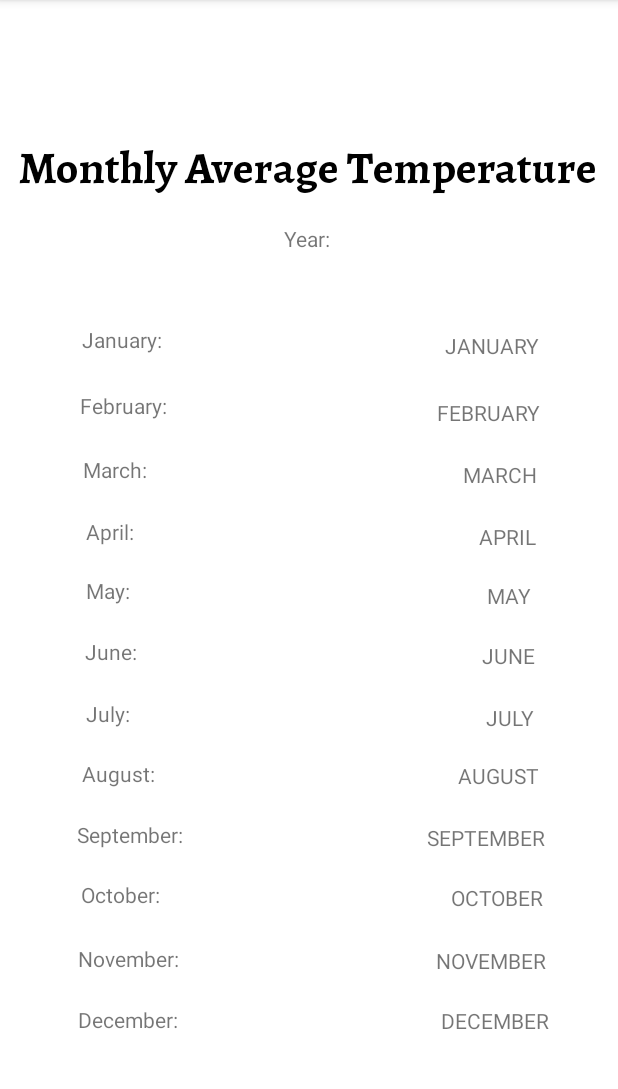
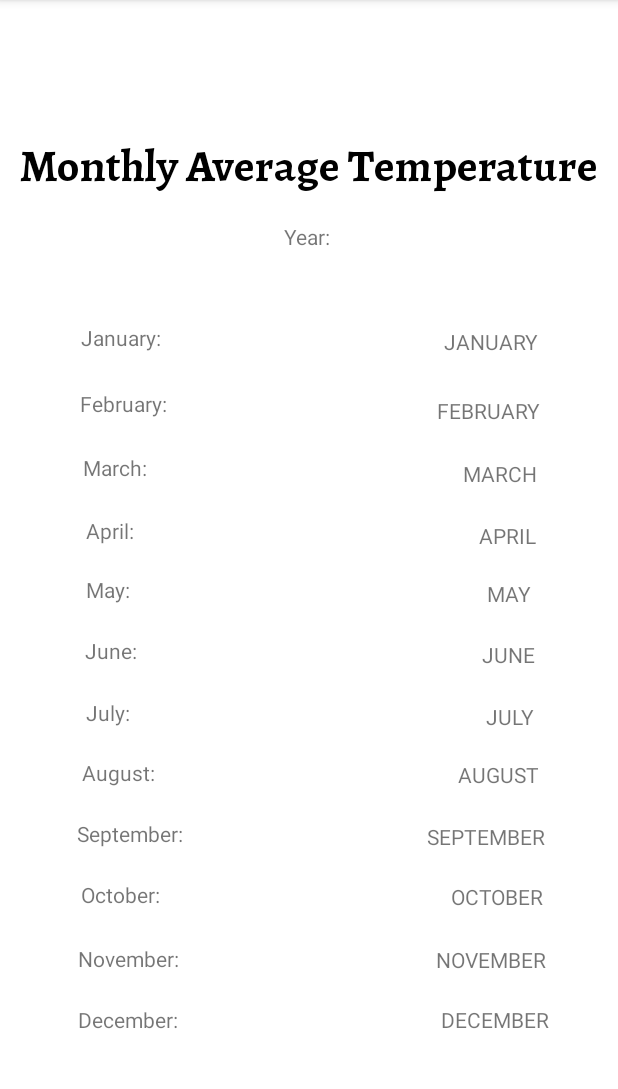
Before and after one commit to mtorbay/ClimateData, an Android app: the screen it shows after launch (MainActivity), on a phone screen of 412 x 824 dp, the part 84-1173 px from its top. Run offline under Robolectric (Android 15) with nearby library versions, the phone set to English and light mode, and no system bars; our stand-ins replace Volley; network calls fail.

Commit message:
Feb 03 - 2

```diff
--- a/app/src/main/res/layout/activity_main.xml
+++ b/app/src/main/res/layout/activity_main.xml
@@ -255,10 +255,9 @@
         android:textStyle="bold"
         app:layout_constraintBottom_toBottomOf="parent"
         app:layout_constraintEnd_toEndOf="parent"
-        app:layout_constraintHorizontal_bias="0.497"
         app:layout_constraintStart_toStartOf="parent"
         app:layout_constraintTop_toTopOf="parent"
-        app:layout_constraintVertical_bias="0.126" />
+        app:layout_constraintVertical_bias="0.124" />
 
     <TextView
         android:id="@+id/txtYear"
@@ -280,7 +279,7 @@
         android:text="@string/txtJanLabel"
         app:layout_constraintBottom_toBottomOf="parent"
         app:layout_constraintEnd_toEndOf="parent"
-        app:layout_constraintHorizontal_bias="0.152"
+        app:layout_constraintHorizontal_bias="0.15"
         app:layout_constraintStart_toStartOf="parent"
         app:layout_constraintTop_toBottomOf="@+id/txtTitle"
         app:layout_constraintVertical_bias="0.0" />
@@ -305,10 +304,10 @@
         android:text="@string/txtJan"
         app:layout_constraintBottom_toBottomOf="parent"
         app:layout_constraintEnd_toEndOf="parent"
-        app:layout_constraintHorizontal_bias="0.85"
+        app:layout_constraintHorizontal_bias="0.848"
         app:layout_constraintStart_toStartOf="parent"
         app:layout_constraintTop_toBottomOf="@+id/txtTitle"
-        app:layout_constraintVertical_bias="0.143" />
+        app:layout_constraintVertical_bias="0.13999999" />
 
     <TextView
         android:id="@+id/txtFeb"
```
Also changed, not shown: app/src/main/java/com/mira/climatedata/MainActivity.java (+60 -5 lines).
